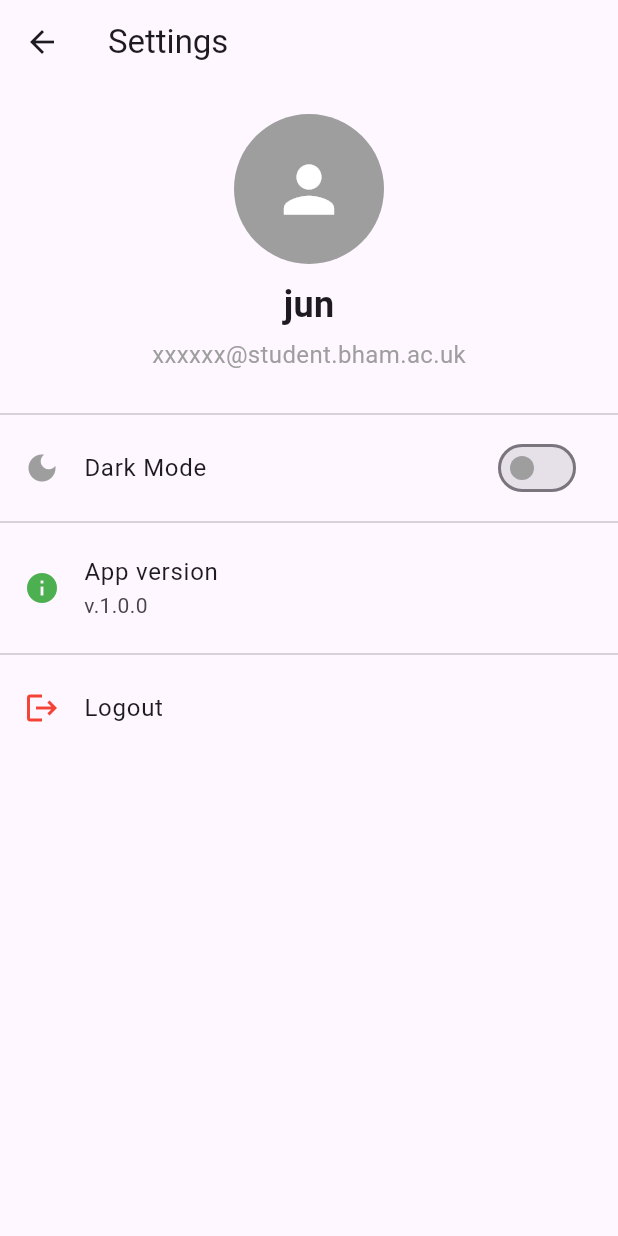
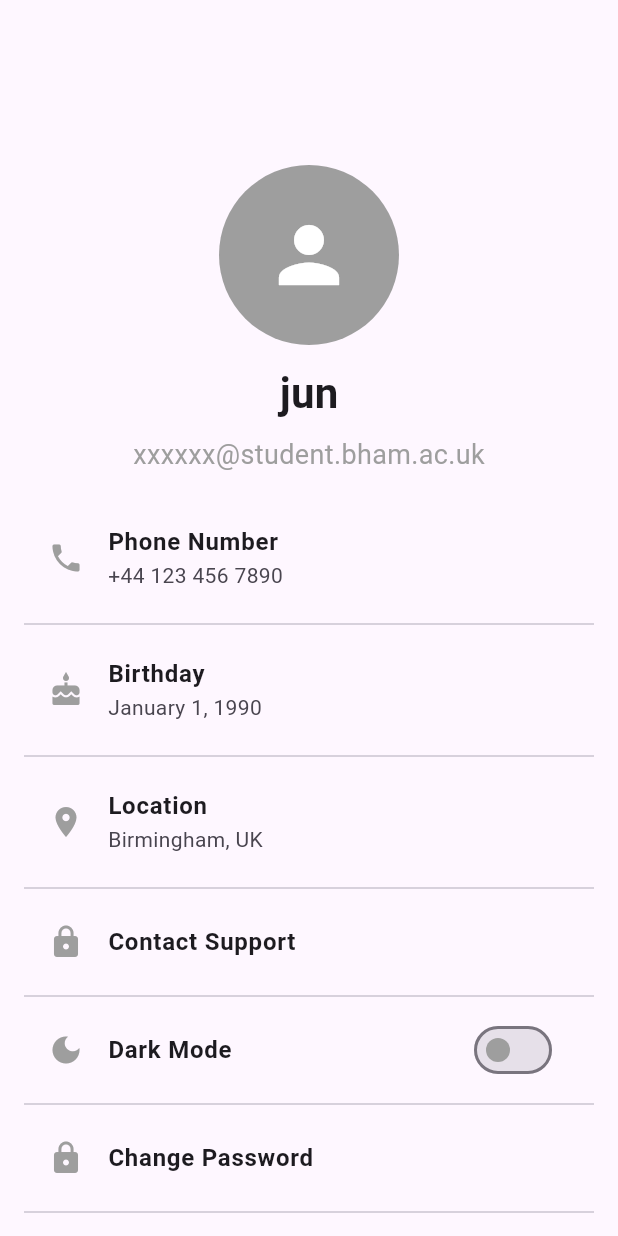
Before and after one commit to JamesMWaller/MobileAndUbiquitousComputing, a Flutter app: the Settings screen opened directly, on a phone screen of 412 x 824 dp. Run offline on Flutter 3.47's test engine with Material 3 defaults, Android fonts, the light colour scheme and no system bars; our stand-ins replace curved_navigation_bar, fl_chart, flutter_blue_plus, image_picker, permission_handler.

Commit message:
more updates'

```diff
--- a/flutter_ble/lib/NavToolBar/Items/arduino_data_display.dart
+++ b/flutter_ble/lib/NavToolBar/Items/arduino_data_display.dart
@@ -48,10 +48,6 @@ class _ArduinoDataDisplayState extends State<ArduinoDataDisplay> {
     bool isDarkMode = themeProvider.isDarkMode;
 
     return Scaffold(
-      appBar: AppBar(
-        title: const Text("Arduino Data"),
-        backgroundColor: isDarkMode ? Colors.black : Colors.blueAccent,
-      ),
       backgroundColor: isDarkMode ? Colors.black : Colors.white,
       body: Container(
         decoration: isDarkMode
--- a/flutter_ble/lib/NavToolBar/Items/settings/settings.dart
+++ b/flutter_ble/lib/NavToolBar/Items/settings/settings.dart
@@ -9,65 +9,178 @@ class Settings extends StatelessWidget {
     final themeProvider = Provider.of<ThemeProvider>(context);
     bool isDarkMode = themeProvider.isDarkMode;
 
+    // Define the green box color and text styles for dark mode.
+    final Color greenBoxColor = Color(0xFFBFFF5A);
+    final TextStyle boxTitleStyle = TextStyle(
+      color: Colors.black,
+      fontSize: 16,
+      fontWeight: FontWeight.bold,
+    );
+    final TextStyle boxSubtitleStyle = TextStyle(
+      color: Colors.black,
+      fontSize: 14,
+    );
+
+    // Helper to wrap each field based on the theme.
+    Widget buildField(Widget child) {
+      if (isDarkMode) {
+        return Container(
+          margin: EdgeInsets.symmetric(vertical: 8.0),
+          decoration: BoxDecoration(
+            color: greenBoxColor,
+            borderRadius: BorderRadius.circular(12.0),
+          ),
+          child: child,
+        );
+      } else {
+        return Column(
+          children: [
+            child,
+            Divider(),
+          ],
+        );
+      }
+    }
+
     return Scaffold(
-      appBar: AppBar(title: Text("Settings")),
       body: ListView(
+        padding: EdgeInsets.symmetric(horizontal: 16.0, vertical: 20.0),
         children: [
-          Padding(
-            padding: EdgeInsets.symmetric(vertical: 20.0),
-            child: Center(
+          // Profile Header Section remains unchanged.
+          SizedBox(
+            height: 90,
+          ),
+          Center(
             child: Column(
               children: [
                 CircleAvatar(
-                    radius: 50,
+                  radius: 60,
                   backgroundColor: isDarkMode ? Colors.green : Colors.grey,
                   child: Icon(
                     Icons.person,
-                      size: 50,
+                    size: 60,
                     color: Colors.white,
                   ),
                 ),
-                  SizedBox(height: 10),
+                SizedBox(height: 12),
                 Text(
                   "jun",
-                    style: TextStyle(fontSize: 24, fontWeight: FontWeight.bold),
+                  style: TextStyle(fontSize: 28, fontWeight: FontWeight.bold),
                 ),
-                  SizedBox(height: 5),
+                SizedBox(height: 8),
                 Text(
                   "xxxxxx@student.bham.ac.uk",
-                    style: TextStyle(fontSize: 16, color: Colors.grey),
+                  style: TextStyle(
+                    fontSize: 18,
+                    color: isDarkMode ? Colors.white70 : Colors.grey,
+                  ),
                 ),
               ],
             ),
           ),
+          SizedBox(height: 20),
+          // Additional Profile Information
+          buildField(
+            ListTile(
+              leading: Icon(Icons.phone,
+                  color: isDarkMode ? Colors.black : Colors.grey),
+              title: Text("Phone Number",
+                  style: isDarkMode
+                      ? boxTitleStyle
+                      : TextStyle(fontWeight: FontWeight.bold)),
+              subtitle: Text("+44 123 456 7890",
+                  style: isDarkMode ? boxSubtitleStyle : TextStyle()),
             ),
-          Divider(),
+          ),
+          buildField(
             ListTile(
-            leading: Icon(
-              Icons.dark_mode,
-              color: isDarkMode ? Colors.green : Colors.grey,
+              leading: Icon(Icons.cake,
+                  color: isDarkMode ? Colors.black : Colors.grey),
+              title: Text("Birthday",
+                  style: isDarkMode
+                      ? boxTitleStyle
+                      : TextStyle(fontWeight: FontWeight.bold)),
+              subtitle: Text("January 1, 1990",
+                  style: isDarkMode ? boxSubtitleStyle : TextStyle()),
             ),
-            title: Text("Dark Mode"),
+          ),
+          buildField(
+            ListTile(
+              leading: Icon(Icons.location_on,
+                  color: isDarkMode ? Colors.black : Colors.grey),
+              title: Text("Location",
+                  style: isDarkMode
+                      ? boxTitleStyle
+                      : TextStyle(fontWeight: FontWeight.bold)),
+              subtitle: Text("Birmingham, UK",
+                  style: isDarkMode ? boxSubtitleStyle : TextStyle()),
+            ),
+          ),
+          buildField(
+            ListTile(
+              leading: Icon(Icons.lock,
+                  color: isDarkMode ? Colors.black : Colors.grey),
+              title: Text("Contact Support",
+                  style: isDarkMode
+                      ? boxTitleStyle
+                      : TextStyle(fontWeight: FontWeight.bold)),
+              onTap: () {
+                // Add functionality for contacting support.
+              },
+            ),
+          ),
+          // App Settings Section
+          buildField(
+            ListTile(
+              leading: Icon(Icons.dark_mode,
+                  color: isDarkMode ? Colors.black : Colors.grey),
+              title: Text("Dark Mode",
+                  style: isDarkMode
+                      ? boxTitleStyle
+                      : TextStyle(fontWeight: FontWeight.bold)),
               trailing: Switch(
                 value: isDarkMode,
-              activeColor: Colors.green, // Color when dark mode is enabled
-              inactiveThumbColor:
-                  Colors.grey, // Color when dark mode is disabled
+                activeColor: Colors.green,
+                inactiveThumbColor: Colors.grey,
                 onChanged: (value) {
                   themeProvider.toggleTheme();
                 },
               ),
             ),
-          Divider(),
+          ),
+          buildField(
             ListTile(
-            leading: Icon(Icons.info, color: Colors.green),
-            title: Text("App version"),
-            subtitle: Text("v.1.0.0"),
+              leading: Icon(Icons.lock,
+                  color: isDarkMode ? Colors.black : Colors.grey),
+              title: Text("Change Password",
+                  style: isDarkMode
+                      ? boxTitleStyle
+                      : TextStyle(fontWeight: FontWeight.bold)),
+              onTap: () {
+                // Add functionality for changing password.
+              },
             ),
-          Divider(),
+          ),
+          buildField(
+            ListTile(
+              leading: Icon(Icons.info,
+                  color: isDarkMode ? Colors.black : Colors.grey),
+              title: Text("App Version",
+                  style: isDarkMode
+                      ? boxTitleStyle
+                      : TextStyle(fontWeight: FontWeight.bold)),
+              subtitle: Text("v1.0.0",
+                  style: isDarkMode ? boxSubtitleStyle : TextStyle()),
+            ),
+          ),
+          buildField(
             ListTile(
               leading: Icon(Icons.logout, color: Colors.red),
-            title: Text("Logout"),
+              title: Text("Logout",
+                  style: isDarkMode
+                      ? boxTitleStyle.copyWith(color: Colors.red)
+                      : TextStyle(
+                          fontWeight: FontWeight.bold, color: Colors.red)),
               onTap: () {
                 Navigator.of(context).pushAndRemoveUntil(
                   MaterialPageRoute(builder: (context) => WelcomeScreen()),
@@ -75,6 +188,8 @@ class Settings extends StatelessWidget {
                 );
               },
             ),
+          ),
+          SizedBox(height: 20),
         ],
       ),
     );
```
Lines whose indentation alone changed are shown as unchanged.
